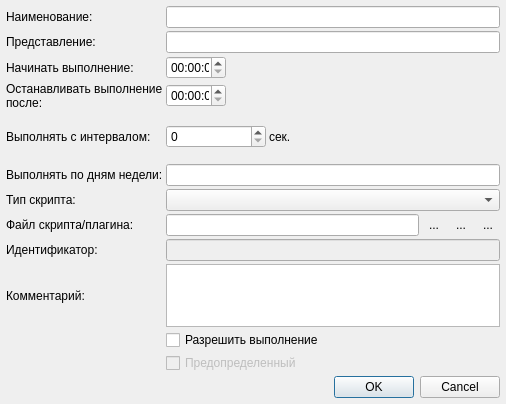
The window that ProfileManager/dialogtask.ui (arcirk/arcirk_all) describes before a commit, drawn with Qt 5.
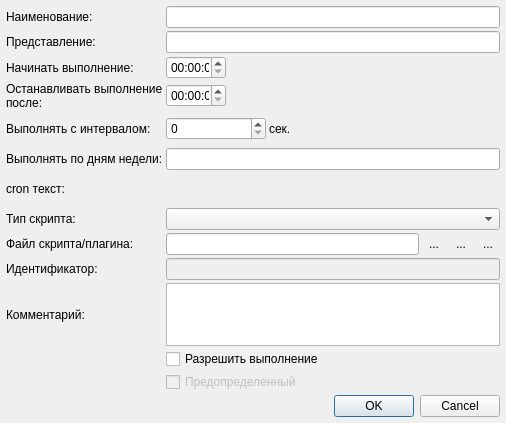
The same window after the commit. Icons and pictures are not drawn.

Patch:
```diff
--- a/ProfileManager/dialogtask.ui
+++ b/ProfileManager/dialogtask.ui
@@ -7,7 +7,7 @@
     <x>0</x>
     <y>0</y>
     <width>506</width>
-    <height>404</height>
+    <height>423</height>
    </rect>
   </property>
   <property name="windowTitle">
@@ -34,6 +34,143 @@
      <property name="spacing">
       <number>3</number>
      </property>
+     <item row="9" column="0">
+      <widget class="QLabel" name="label_9">
+       <property name="text">
+        <string>Идентификатор:</string>
+       </property>
+      </widget>
+     </item>
+     <item row="0" column="0">
+      <widget class="QLabel" name="label">
+       <property name="text">
+        <string>Наименование:</string>
+       </property>
+      </widget>
+     </item>
+     <item row="10" column="0">
+      <widget class="QLabel" name="label_10">
+       <property name="text">
+        <string>Комментарий:</string>
+       </property>
+      </widget>
+     </item>
+     <item row="11" column="1">
+      <widget class="QCheckBox" name="allowed">
+       <property name="text">
+        <string>Разрешить выполнение</string>
+       </property>
+      </widget>
+     </item>
+     <item row="7" column="1">
+      <widget class="QComboBox" name="cmbScriptType"/>
+     </item>
+     <item row="2" column="0">
+      <widget class="QLabel" name="label_3">
+       <property name="text">
+        <string>Начинать выполнение:</string>
+       </property>
+      </widget>
+     </item>
+     <item row="8" column="1">
+      <layout class="QHBoxLayout" name="horizontalLayout_2">
+       <item>
+        <widget class="QLineEdit" name="script"/>
+       </item>
+       <item>
+        <widget class="QToolButton" name="btnSelectPlugin">
+         <property name="text">
+          <string>...</string>
+         </property>
+         <property name="icon">
+          <iconset resource="pm_resurses.qrc">
+           <normaloff>:/img/link.png</normaloff>:/img/link.png</iconset>
+         </property>
+         <property name="autoRaise">
+          <bool>true</bool>
+         </property>
+        </widget>
+       </item>
+       <item>
+        <widget class="QToolButton" name="btnPluginParam">
+         <property name="text">
+          <string>...</string>
+         </property>
+         <property name="icon">
+          <iconset resource="pm_resurses.qrc">
+           <normaloff>:/img/options.png</normaloff>:/img/options.png</iconset>
+         </property>
+         <property name="autoRaise">
+          <bool>true</bool>
+         </property>
+        </widget>
+       </item>
+       <item>
+        <widget class="QToolButton" name="btnSavePlugin">
+         <property name="text">
+          <string>...</string>
+         </property>
+         <property name="icon">
+          <iconset resource="pm_resurses.qrc">
+           <normaloff>:/img/save.png</normaloff>:/img/save.png</iconset>
+         </property>
+         <property name="autoRaise">
+          <bool>true</bool>
+         </property>
+        </widget>
+       </item>
+      </layout>
+     </item>
+     <item row="3" column="1">
+      <widget class="QTimeEdit" name="end_task">
+       <property name="maximumSize">
+        <size>
+         <width>60</width>
+         <height>16777215</height>
+        </size>
+       </property>
+      </widget>
+     </item>
+     <item row="9" column="1">
+      <widget class="QLineEdit" name="uuid">
+       <property name="enabled">
+        <bool>false</bool>
+       </property>
+      </widget>
+     </item>
+     <item row="10" column="1">
+      <widget class="QTextEdit" name="txtComment">
+       <property name="maximumSize">
+        <size>
+         <width>16777215</width>
+         <height>63</height>
+        </size>
+       </property>
+       <property name="lineWrapMode">
+        <enum>QTextEdit::WidgetWidth</enum>
+       </property>
+      </widget>
+     </item>
+     <item row="0" column="1">
+      <widget class="QLineEdit" name="name"/>
+     </item>
+     <item row="7" column="0">
+      <widget class="QLabel" name="label_11">
+       <property name="text">
+        <string>Тип скрипта:</string>
+       </property>
+      </widget>
+     </item>
+     <item row="2" column="1">
+      <widget class="QTimeEdit" name="start_task">
+       <property name="maximumSize">
+        <size>
+         <width>60</width>
+         <height>16777215</height>
+        </size>
+       </property>
+      </widget>
+     </item>
      <item row="4" column="1">
       <layout class="QHBoxLayout" name="horizontalLayout">
        <item>
@@ -58,74 +195,26 @@
        </item>
       </layout>
      </item>
-     <item row="2" column="1">
-      <widget class="QTimeEdit" name="start_task">
-       <property name="maximumSize">
-        <size>
-         <width>60</width>
-         <height>16777215</height>
-        </size>
-       </property>
-      </widget>
-     </item>
-     <item row="5" column="0">
-      <widget class="QLabel" name="label_7">
+     <item row="8" column="0">
+      <widget class="QLabel" name="label_8">
        <property name="text">
-        <string>Выполнять по дням недели:</string>
+        <string>Файл скрипта/плагина:</string>
        </property>
       </widget>
      </item>
-     <item row="9" column="0">
-      <widget class="QLabel" name="label_10">
-       <property name="text">
-        <string>Комментарий:</string>
+     <item row="12" column="1">
+      <widget class="QCheckBox" name="predefined">
+       <property name="enabled">
+        <bool>false</bool>
        </property>
-      </widget>
-     </item>
-     <item row="1" column="0">
-      <widget class="QLabel" name="label_2">
        <property name="text">
-        <string>Представление:</string>
+        <string>Предопределенный</string>
        </property>
       </widget>
      </item>
      <item row="1" column="1">
       <widget class="QLineEdit" name="synonum"/>
      </item>
-     <item row="4" column="0">
-      <widget class="QLabel" name="label_5">
-       <property name="text">
-        <string>Выполнять с интервалом:</string>
-       </property>
-      </widget>
-     </item>
-     <item row="3" column="1">
-      <widget class="QTimeEdit" name="end_task">
-       <property name="maximumSize">
-        <size>
-         <width>60</width>
-         <height>16777215</height>
-        </size>
-       </property>
-      </widget>
-     </item>
-     <item row="0" column="1">
-      <widget class="QLineEdit" name="name"/>
-     </item>
-     <item row="8" column="1">
-      <widget class="QLineEdit" name="uuid">
-       <property name="enabled">
-        <bool>false</bool>
-       </property>
-      </widget>
-     </item>
-     <item row="2" column="0">
-      <widget class="QLabel" name="label_3">
-       <property name="text">
-        <string>Начинать выполнение:</string>
-       </property>
-      </widget>
-     </item>
      <item row="3" column="0">
       <widget class="QLabel" name="label_4">
        <property name="text">
@@ -136,118 +225,43 @@
        </property>
       </widget>
      </item>
-     <item row="6" column="0">
-      <widget class="QLabel" name="label_11">
-       <property name="text">
-        <string>Тип скрипта:</string>
-       </property>
-      </widget>
-     </item>
-     <item row="8" column="0">
-      <widget class="QLabel" name="label_9">
-       <property name="text">
-        <string>Идентификатор:</string>
-       </property>
-      </widget>
-     </item>
-     <item row="6" column="1">
-      <widget class="QComboBox" name="cmbScriptType"/>
-     </item>
-     <item row="9" column="1">
-      <widget class="QTextEdit" name="txtComment">
-       <property name="maximumSize">
-        <size>
-         <width>16777215</width>
-         <height>63</height>
-        </size>
-       </property>
-       <property name="lineWrapMode">
-        <enum>QTextEdit::WidgetWidth</enum>
-       </property>
-      </widget>
-     </item>
-     <item row="11" column="1">
-      <widget class="QCheckBox" name="predefined">
-       <property name="enabled">
-        <bool>false</bool>
-       </property>
-       <property name="text">
-        <string>Предопределенный</string>
-       </property>
-      </widget>
-     </item>
-     <item row="7" column="0">
-      <widget class="QLabel" name="label_8">
-       <property name="text">
-        <string>Файл скрипта/плагина:</string>
-       </property>
-      </widget>
-     </item>
-     <item row="0" column="0">
-      <widget class="QLabel" name="label">
-       <property name="text">
-        <string>Наименование:</string>
-       </property>
-      </widget>
-     </item>
      <item row="5" column="1">
       <widget class="QLineEdit" name="days_of_week"/>
      </item>
-     <item row="10" column="1">
-      <widget class="QCheckBox" name="allowed">
+     <item row="1" column="0">
+      <widget class="QLabel" name="label_2">
        <property name="text">
-        <string>Разрешить выполнение</string>
+        <string>Представление:</string>
        </property>
       </widget>
      </item>
-     <item row="7" column="1">
-      <layout class="QHBoxLayout" name="horizontalLayout_2">
-       <item>
-        <widget class="QLineEdit" name="script"/>
-       </item>
-       <item>
-        <widget class="QToolButton" name="btnSelectPlugin">
-         <property name="text">
-          <string>...</string>
-         </property>
-         <property name="icon">
-          <iconset resource="pm_resurses.qrc">
-           <normaloff>:/img/link.png</normaloff>:/img/link.png</iconset>
-         </property>
-         <property name="autoRaise">
-          <bool>true</bool>
-         </property>
-        </widget>
-       </item>
-       <item>
-        <widget class="QToolButton" name="btnPluginParam">
-         <property name="text">
-          <string>...</string>
-         </property>
-         <property name="icon">
-          <iconset resource="pm_resurses.qrc">
-           <normaloff>:/img/options.png</normaloff>:/img/options.png</iconset>
-         </property>
-         <property name="autoRaise">
-          <bool>true</bool>
-         </property>
-        </widget>
-       </item>
-       <item>
-        <widget class="QToolButton" name="btnSavePlugin">
-         <property name="text">
-          <string>...</string>
-         </property>
-         <property name="icon">
-          <iconset resource="pm_resurses.qrc">
-           <normaloff>:/img/save.png</normaloff>:/img/save.png</iconset>
-         </property>
-         <property name="autoRaise">
-          <bool>true</bool>
-         </property>
-        </widget>
-       </item>
-      </layout>
+     <item row="5" column="0">
+      <widget class="QLabel" name="label_7">
+       <property name="text">
+        <string>Выполнять по дням недели:</string>
+       </property>
+      </widget>
+     </item>
+     <item row="4" column="0">
+      <widget class="QLabel" name="label_5">
+       <property name="text">
+        <string>Выполнять с интервалом:</string>
+       </property>
+      </widget>
+     </item>
+     <item row="6" column="0">
+      <widget class="QLabel" name="label_12">
+       <property name="text">
+        <string>cron текст:</string>
+       </property>
+      </widget>
+     </item>
+     <item row="6" column="1">
+      <widget class="QLabel" name="lblCron">
+       <property name="text">
+        <string/>
+       </property>
+      </widget>
      </item>
     </layout>
    </item>
```
